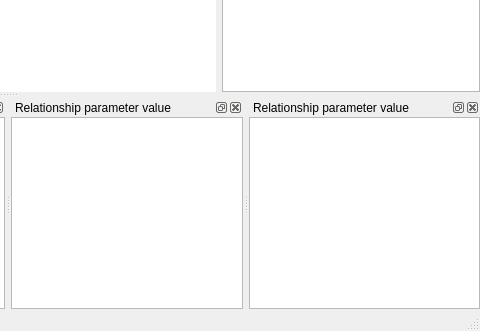
The window that spinetoolbox/ui/graph_view_form.ui (spine-tools/Spine-Toolbox) describes before a commit, drawn with Qt 5; both pictures show x 464 to 944 and y 437 to 768 of the 944 by 768 pixel window.
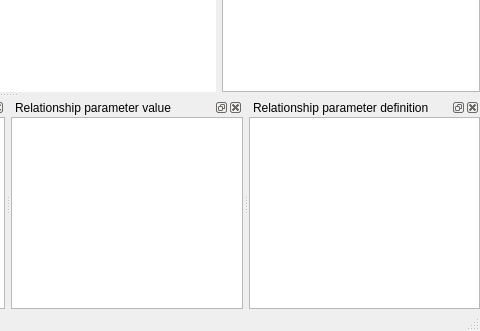
The same window after the commit. Icons and pictures are not drawn. Custom widgets are drawn as their Qt base class.

```diff
--- a/spinetoolbox/ui/graph_view_form.ui
+++ b/spinetoolbox/ui/graph_view_form.ui
@@ -665,7 +665,7 @@
   </widget>
   <widget class="QDockWidget" name="dockWidget_relationship_parameter_definition">
    <property name="windowTitle">
-    <string>Relationship parameter value</string>
+    <string>Relationship parameter definition</string>
    </property>
    <attribute name="dockWidgetArea">
     <number>8</number>
```
Left out of the diff: 11 changed lines with no effect on the pictures.
